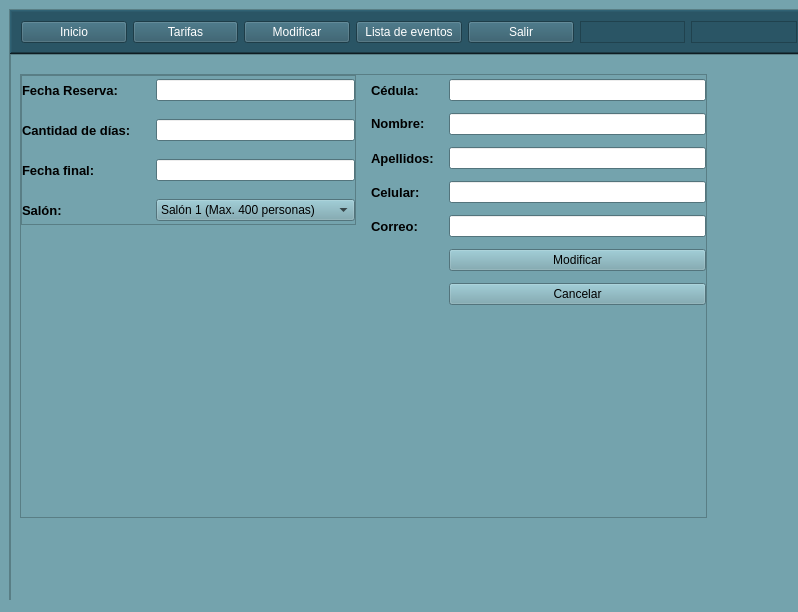
Qt form Interfaz.ui (JulianVillad/GestorReservas) before a commit.
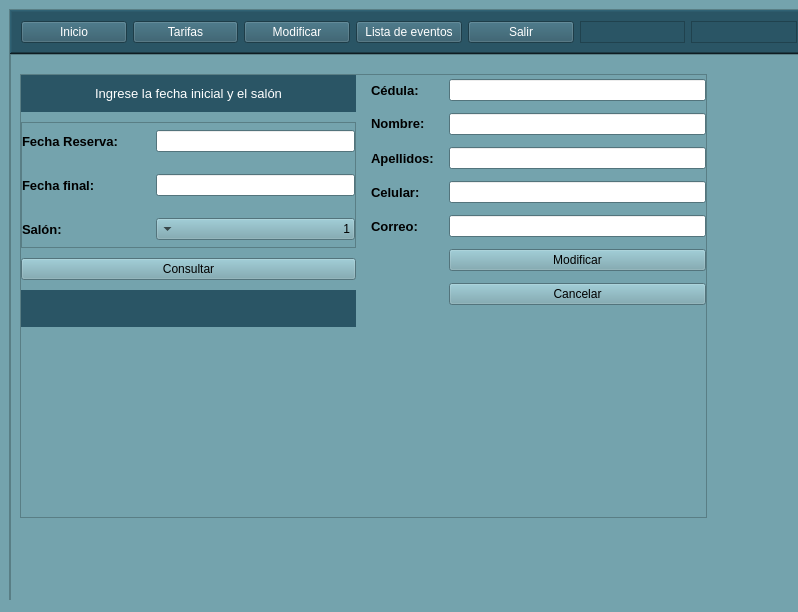
The same form after that commit. The open tabs and pages were chosen to show the change.

Diff of the .ui file:
```diff
--- a/Interfaz.ui
+++ b/Interfaz.ui
@@ -1778,10 +1778,40 @@
               <number>0</number>
              </property>
              <item>
-              <layout class="QVBoxLayout" name="verticalLayout_6" stretch="2,3">
+              <layout class="QVBoxLayout" name="verticalLayout_6" stretch="0,2,0,0,3">
                <property name="spacing">
                 <number>10</number>
                </property>
+               <item>
+                <widget class="QLabel" name="label">
+                 <property name="minimumSize">
+                  <size>
+                   <width>0</width>
+                   <height>37</height>
+                  </size>
+                 </property>
+                 <property name="font">
+                  <font>
+                   <family>MS Shell Dlg 2</family>
+                   <pointsize>10</pointsize>
+                   <weight>9</weight>
+                   <italic>false</italic>
+                   <bold>false</bold>
+                  </font>
+                 </property>
+                 <property name="styleSheet">
+                  <string notr="true">background-color: rgb(42, 85, 101);
+font: 75 10pt &quot;MS Shell Dlg 2&quot;;
+color: rgb(255, 255, 255);</string>
+                 </property>
+                 <property name="text">
+                  <string>Ingrese la fecha inicial y el salón</string>
+                 </property>
+                 <property name="alignment">
+                  <set>Qt::AlignCenter</set>
+                 </property>
+                </widget>
+               </item>
                <item>
                 <widget class="QFrame" name="frame_10">
                  <property name="minimumSize">
@@ -1802,7 +1832,7 @@
                  <property name="frameShadow">
                   <enum>QFrame::Raised</enum>
                  </property>
-                 <layout class="QVBoxLayout" name="verticalLayout_9" stretch="1,1,1,1">
+                 <layout class="QVBoxLayout" name="verticalLayout_9" stretch="1,1,1">
                   <property name="spacing">
                    <number>15</number>
                   </property>
@@ -1837,31 +1867,6 @@
                     <item>
                      <widget class="QLineEdit" name="LE_finicial_mod">
                       <property name="readOnly">
-                       <bool>true</bool>
-                      </property>
-                     </widget>
-                    </item>
-                   </layout>
-                  </item>
-                  <item>
-                   <layout class="QHBoxLayout" name="horizontalLayout_13" stretch="3,5">
-                    <item>
-                     <widget class="QLabel" name="labeldays_2">
-                      <property name="font">
-                       <font>
-                        <pointsize>10</pointsize>
-                        <weight>75</weight>
-                        <bold>true</bold>
-                       </font>
-                      </property>
-                      <property name="text">
-                       <string>Cantidad de días:</string>
-                      </property>
-                     </widget>
-                    </item>
-                    <item>
-                     <widget class="QLineEdit" name="LE_dias_mod">
-                      <property name="readOnly">
                        <bool>false</bool>
                       </property>
                      </widget>
@@ -1887,7 +1892,7 @@
                     <item>
                      <widget class="QLineEdit" name="LE_ffinal_mod">
                       <property name="readOnly">
-                       <bool>true</bool>
+                       <bool>false</bool>
                       </property>
                      </widget>
                     </item>
@@ -1912,11 +1917,11 @@
                     <item>
                      <widget class="QComboBox" name="cB_salon_mod">
                       <property name="layoutDirection">
-                       <enum>Qt::LeftToRight</enum>
+                       <enum>Qt::RightToLeft</enum>
                       </property>
                       <item>
                        <property name="text">
-                        <string>Salón 1 (Max. 400 personas)</string>
+                        <string>1</string>
                        </property>
                       </item>
                       <item>
@@ -1941,6 +1946,43 @@
                  </layout>
                 </widget>
                </item>
+               <item>
+                <widget class="QPushButton" name="btn_consultar_mod">
+                 <property name="text">
+                  <string>Consultar</string>
+                 </property>
+                </widget>
+               </item>
+               <item>
+                <widget class="QLabel" name="lbl_alerta_mod">
+                 <property name="minimumSize">
+                  <size>
+                   <width>0</width>
+                   <height>37</height>
+                  </size>
+                 </property>
+                 <property name="font">
+                  <font>
+                   <family>MS Shell Dlg 2</family>
+                   <pointsize>10</pointsize>
+                   <weight>9</weight>
+                   <italic>false</italic>
+                   <bold>false</bold>
+                  </font>
+                 </property>
+                 <property name="styleSheet">
+                  <string notr="true">background-color: rgb(42, 85, 101);
+font: 75 10pt &quot;MS Shell Dlg 2&quot;;
+color: rgb(255, 255, 255);</string>
+                 </property>
+                 <property name="text">
+                  <string/>
+                 </property>
+                 <property name="alignment">
+                  <set>Qt::AlignCenter</set>
+                 </property>
+                </widget>
+               </item>
                <item>
                 <spacer name="verticalSpacer_3">
                  <property name="orientation">
```
Left out of the diff: 120 changed lines with no effect on the pictures.
